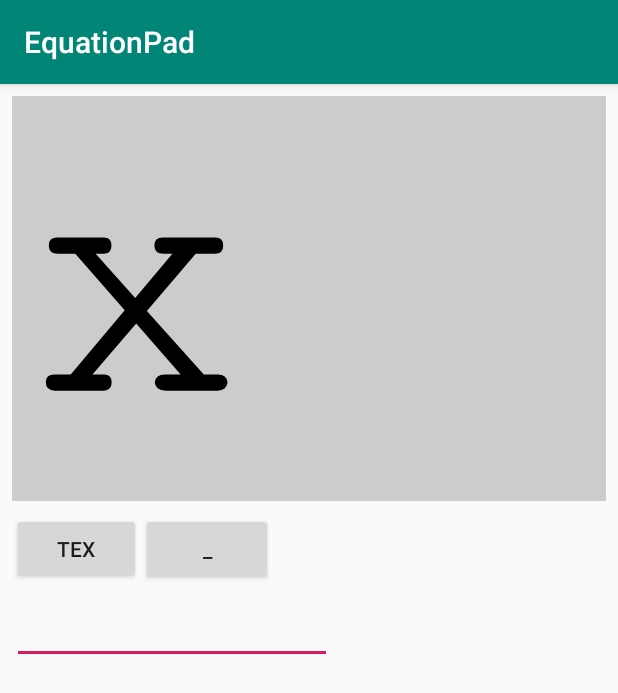
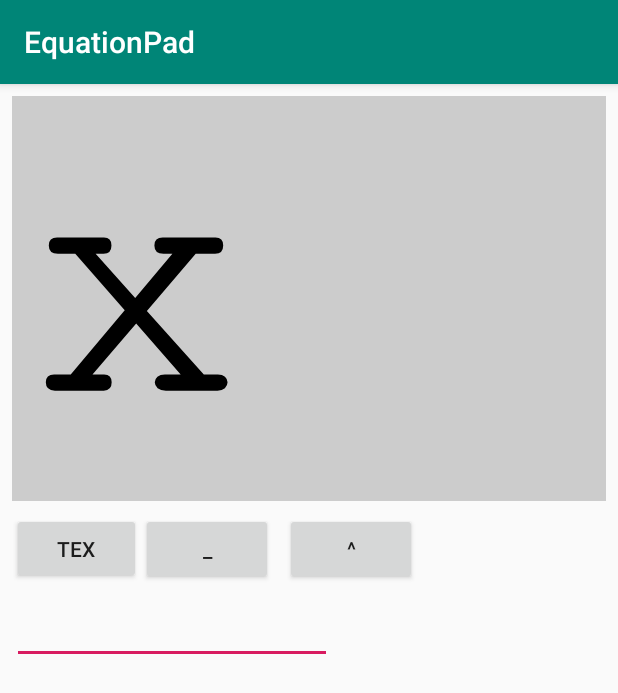
Before and after one commit to karino2/EquationPad, an Android app: the screen it shows after launch (MainActivity), on a phone screen of 412 x 824 dp. Shown: the top 693 px of the screen. Run offline under Robolectric (Android 15) with nearby library versions, the phone set to English and light mode, and no system bars.

Commit message:
Superscript support. Not good, but work anyway.

```diff
--- a/app/src/main/java/io/github/karino2/equationpad/mathview/MathView.kt
+++ b/app/src/main/java/io/github/karino2/equationpad/mathview/MathView.kt
@@ -140,6 +140,10 @@ class MathView(context :Context, attrSet: AttributeSet) : View(context, attrSet)
                 drawExpr(canvas, scale, expr.body)
                 drawExpr(canvas, scale, expr.sub)
             }
+            is Superscript -> {
+                drawExpr(canvas, scale, expr.body)
+                drawExpr(canvas, scale, expr.sup)
+            }
             is Root -> {
                 expr.child?.let { drawExpr(canvas, scale, it) }
             }
--- a/app/src/main/res/layout/activity_main.xml
+++ b/app/src/main/res/layout/activity_main.xml
@@ -37,5 +37,12 @@
             android:id="@+id/buttonCopyLatex"
             android:text="TeX" android:layout_marginTop="8dp" app:layout_constraintTop_toBottomOf="@+id/mathView"
             app:layout_constraintStart_toStartOf="parent" android:layout_marginStart="8dp"/>
+    <Button
+            android:text="^"
+            android:layout_width="wrap_content"
+            android:layout_height="wrap_content"
+            android:id="@+id/buttonSuperscript" android:layout_marginTop="8dp"
+            app:layout_constraintTop_toBottomOf="@+id/mathView"
+            app:layout_constraintStart_toEndOf="@+id/buttonSubscript" android:layout_marginStart="8dp"/>
 
 </androidx.constraintlayout.widget.ConstraintLayout>
```
Also changed, not shown: app/src/main/java/io/github/karino2/equationpad/MainActivity.kt (+21 -7 lines), app/src/main/java/io/github/karino2/equationpad/mathview/Tree.kt (+67 -0 lines).
